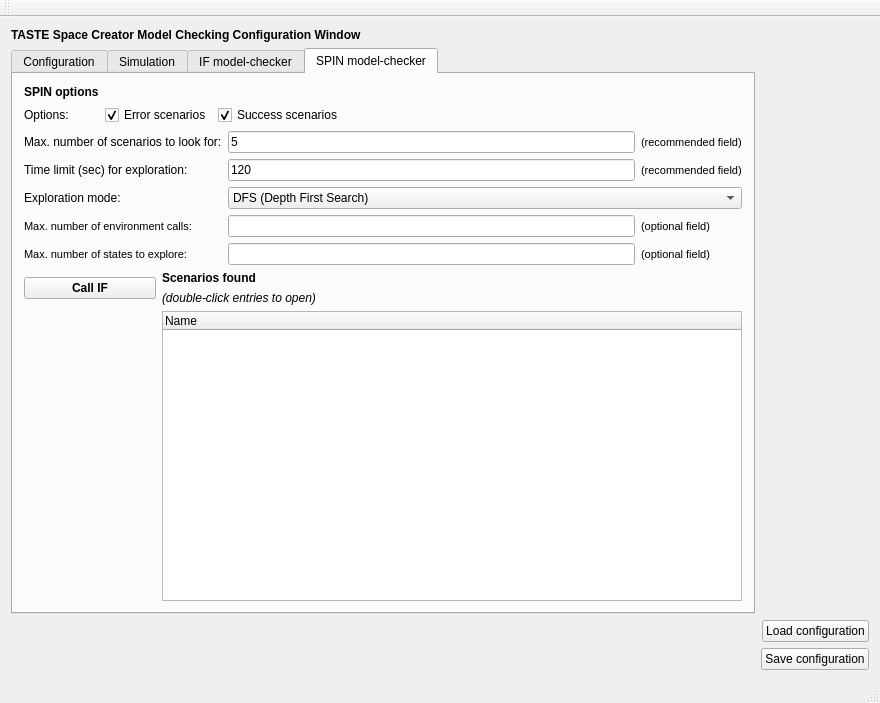
Qt form src/libs/libiveditor/modelchecking/modelcheckingwindow.ui (esa/spacecreator) before a commit.
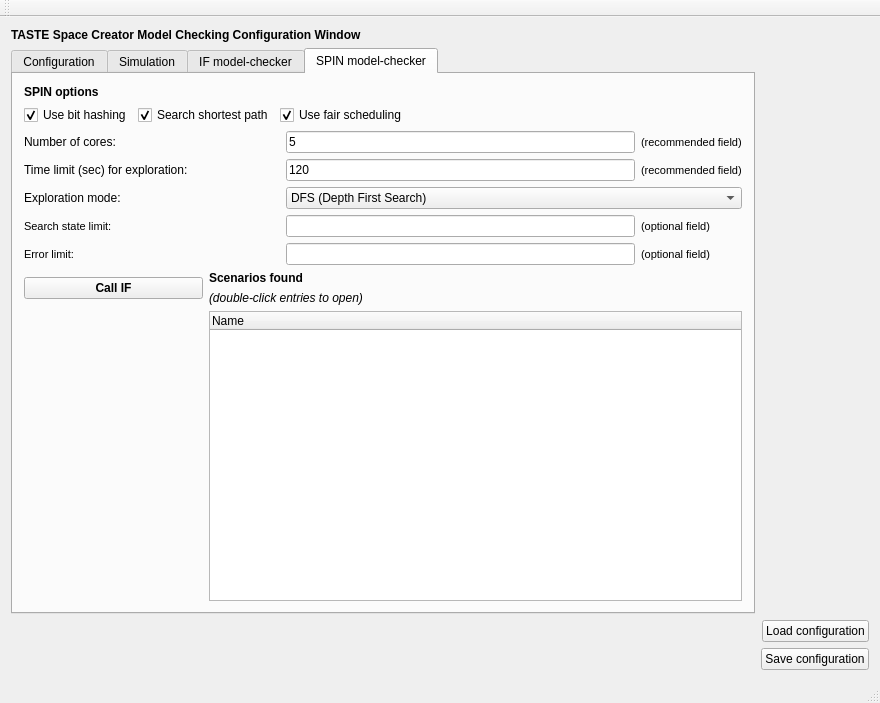
The same form after that commit. The open tabs and pages were chosen to show the change.

Commit message: Modify controls in spin model checker UI

What changed in the file:
```diff
--- a/src/libs/libiveditor/modelchecking/modelcheckingwindow.ui
+++ b/src/libs/libiveditor/modelchecking/modelcheckingwindow.ui
@@ -695,9 +695,9 @@
          </widget>
         </item>
         <item row="1" column="3" colspan="3">
-         <widget class="QCheckBox" name="checkBox_successScenarios">
+         <widget class="QCheckBox" name="checkBox_useFairScheduling">
           <property name="text">
-           <string>Success scenarios</string>
+           <string>Use fair scheduling</string>
           </property>
           <property name="checked">
            <bool>true</bool>
@@ -744,9 +744,12 @@
          </widget>
         </item>
         <item row="1" column="0">
-         <widget class="QLabel" name="label_10">
+         <widget class="QCheckBox" name="checkBox_useBitHashing">
           <property name="text">
-           <string>Options:</string>
+           <string>Use bit hashing</string>
+          </property>
+          <property name="checked">
+           <bool>true</bool>
           </property>
          </widget>
         </item>
@@ -793,9 +796,9 @@
          </widget>
         </item>
         <item row="1" column="1" colspan="2">
-         <widget class="QCheckBox" name="checkBox_errorScenarios">
+         <widget class="QCheckBox" name="checkBox_searchShortestPath">
           <property name="text">
-           <string>Error scenarios</string>
+           <string>Search shortest path</string>
           </property>
           <property name="checked">
            <bool>true</bool>
@@ -823,7 +826,7 @@
         <item row="2" column="0" colspan="4">
          <widget class="QLabel" name="label_6">
           <property name="text">
-           <string>Max. number of scenarios to look for:</string>
+           <string>Number of cores:</string>
           </property>
          </widget>
         </item>
@@ -847,7 +850,7 @@
            </font>
           </property>
           <property name="text">
-           <string>Max. number of environment calls:</string>
+           <string>Search state limit:</string>
           </property>
          </widget>
         </item>
@@ -859,7 +862,7 @@
            </font>
           </property>
           <property name="text">
-           <string>Max. number of states to explore:</string>
+           <string>Error limit:</string>
           </property>
          </widget>
         </item>
```
